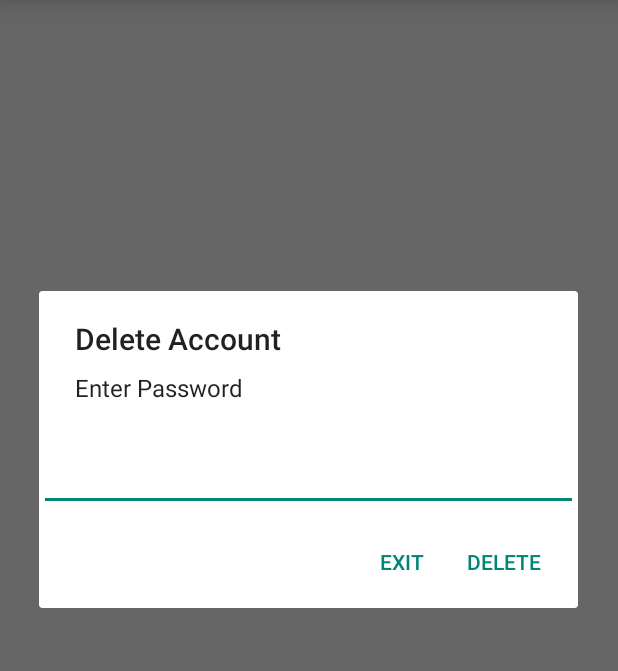
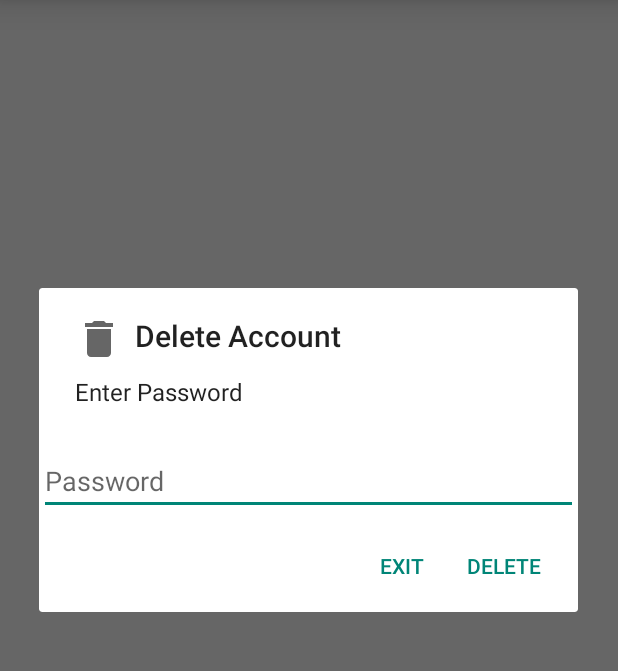
Before and after one commit to suzhant/Chat-App, an Android app: the screen it shows after launch once a user with an empty profile is signed in (MainActivity), in the side drawer, after a tap on "Delete account", on a phone screen of 412 x 824 dp, the part 168-839 px from its top. Run offline under Robolectric (Android 15) with nearby library versions, the phone set to English and light mode, and no system bars; our stand-ins replace CircleImageView, Firebase (no records; nobody signed in at launch, a user with empty details on screens opened directly), Picasso; pictures from the network do not load; 9 statements that could not run were skipped.

Commit message:
Fixed Account Deletion Bug 1.1

```diff
--- a/app/src/main/java/com/sushant/whatsapp/MainActivity.java
+++ b/app/src/main/java/com/sushant/whatsapp/MainActivity.java
@@ -130,6 +130,7 @@ public class MainActivity extends AppCompatActivity implements NavigationView.On
         registerBroadcastReceiver();
 
         token=getIntent().getStringExtra("googleToken");
+        manageConnection();
 
 
         drawerLayout = findViewById(R.id.drawer_layout);
@@ -176,7 +177,6 @@ public class MainActivity extends AppCompatActivity implements NavigationView.On
         assert user != null;
         if (!user.isEmailVerified()){
             //checking users presence
-            manageConnection();
 //            showErrorDialog();
             nav_verify.setVisibility(View.VISIBLE);
             Menu nav_Menu = navigationView.getMenu();
@@ -469,14 +469,23 @@ public class MainActivity extends AppCompatActivity implements NavigationView.On
 
     private void showDeleteDialog() {
         final EditText edittext = new EditText(MainActivity.this);
+        edittext.setHint("Password");
+
         AlertDialog.Builder builder= new AlertDialog.Builder(MainActivity.this);
         builder.setMessage("Enter Password")
                 .setTitle("Delete Account")
                 .setCancelable(false)
                 .setView(edittext)
+                .setIcon(R.drawable.ic_delete)
                 .setPositiveButton("Delete", new DialogInterface.OnClickListener() {
                     @Override
                     public void onClick(DialogInterface dialogInterface, int i) {
+                        String pass= edittext.getText().toString();
+                        if (pass.isEmpty()){
+                            Toast.makeText(getApplicationContext(), "Empty Field not allowed.", Toast.LENGTH_SHORT).show();
+                            navigationView.getMenu().findItem(R.id.nav_delete).setChecked(false);
+                            return;
+                        }
                        final FirebaseUser user=auth.getCurrentUser();
                         assert user != null;
                         AuthCredential credential;
@@ -520,6 +529,7 @@ public class MainActivity extends AppCompatActivity implements NavigationView.On
                 }).setNegativeButton("Exit", new DialogInterface.OnClickListener() {
             @Override
             public void onClick(DialogInterface dialogInterface, int i) {
+                navigationView.getMenu().findItem(R.id.nav_delete).setChecked(false);
                 dialogInterface.dismiss();
             }
         }).show();
--- a/app/src/main/res/menu/drawer_menu.xml
+++ b/app/src/main/res/menu/drawer_menu.xml
@@ -14,6 +14,8 @@
         <item
             android:id="@+id/nav_delete"
             android:icon="@drawable/ic_delete"
+            android:checked="false"
+            android:checkable="true"
             android:title="Delete account" />
         <item
             android:id="@+id/nav_link"
```
